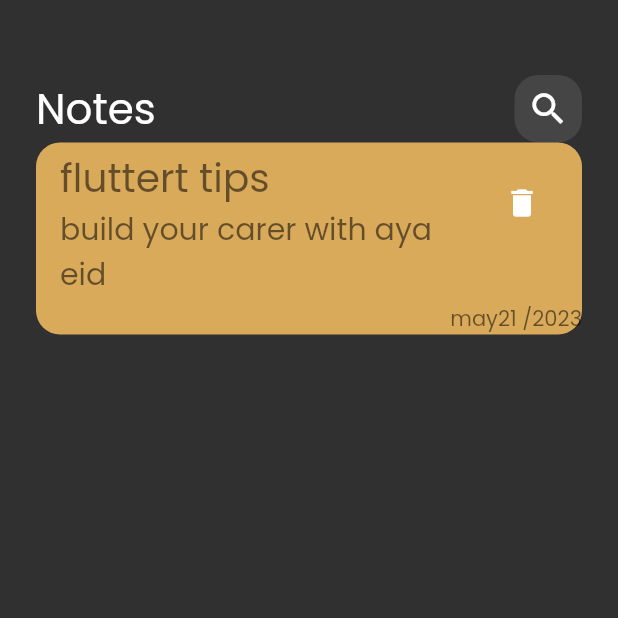
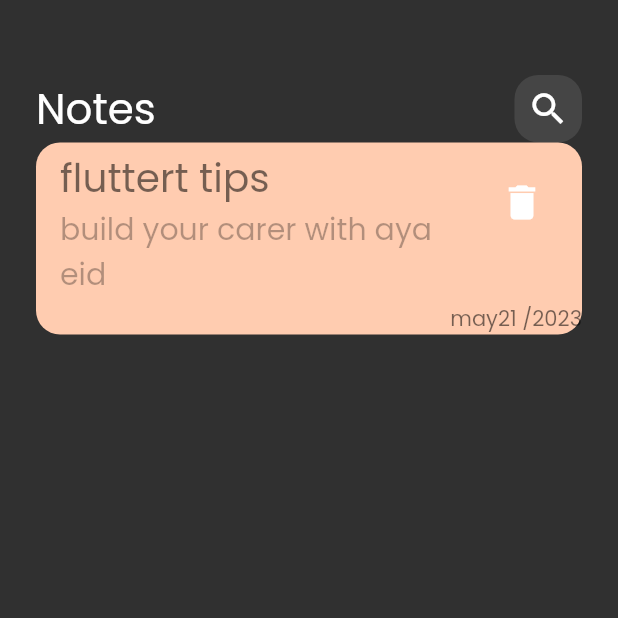
Before and after one commit to AyaEidAttya/aya_notes, a Flutter app: the screen it shows after launch, on a phone screen of 412 x 824 dp, the top half of it. Run offline on Flutter 3.47's test engine with Material 2 defaults, Android fonts, the phone set to English and light mode, and no system bars.

Commit message:
ediat the color and size to font

```diff
--- a/lib/widget/note_view_boddy.dart
+++ b/lib/widget/note_view_boddy.dart
@@ -29,7 +29,7 @@ class NoteIteam extends StatelessWidget {
   Widget build(BuildContext context) {
     return Container(
       decoration:BoxDecoration(
-        color: Color.fromARGB(233, 234, 181, 95),
+        color: Color(0xffFFCCB0),
         borderRadius: BorderRadius.circular(16),
 
       ),
@@ -44,10 +44,13 @@ class NoteIteam extends StatelessWidget {
             fontSize: 26,
           ),),
           subtitle: Text('build your carer with aya eid',style: TextStyle(
-            color:Colors.black54,
+            color:Colors.black54.withOpacity(.3),
             fontSize: 20,
           ), ),
-          trailing:IconButton(onPressed: () {} ,icon: Icon(Icons.delete),),
+          trailing:IconButton(onPressed: () {} ,icon: Icon(Icons.delete),
+
+          iconSize: 30,
+          ),
         ),
 
         Text('may21 /2023',style: TextStyle(
```
